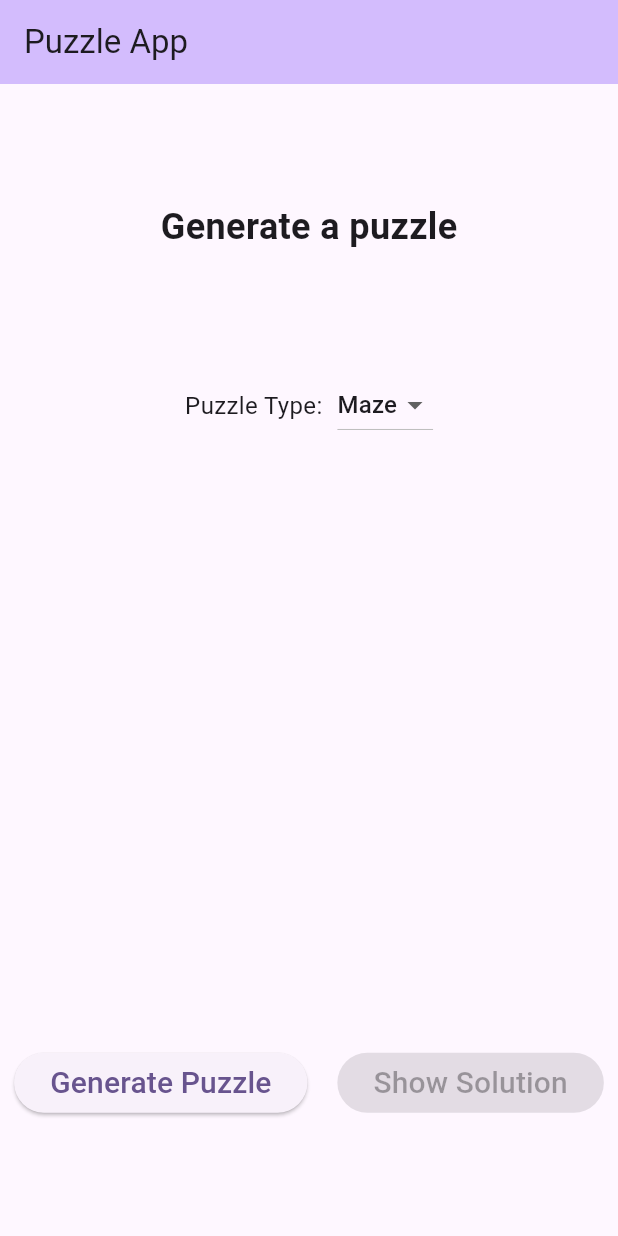
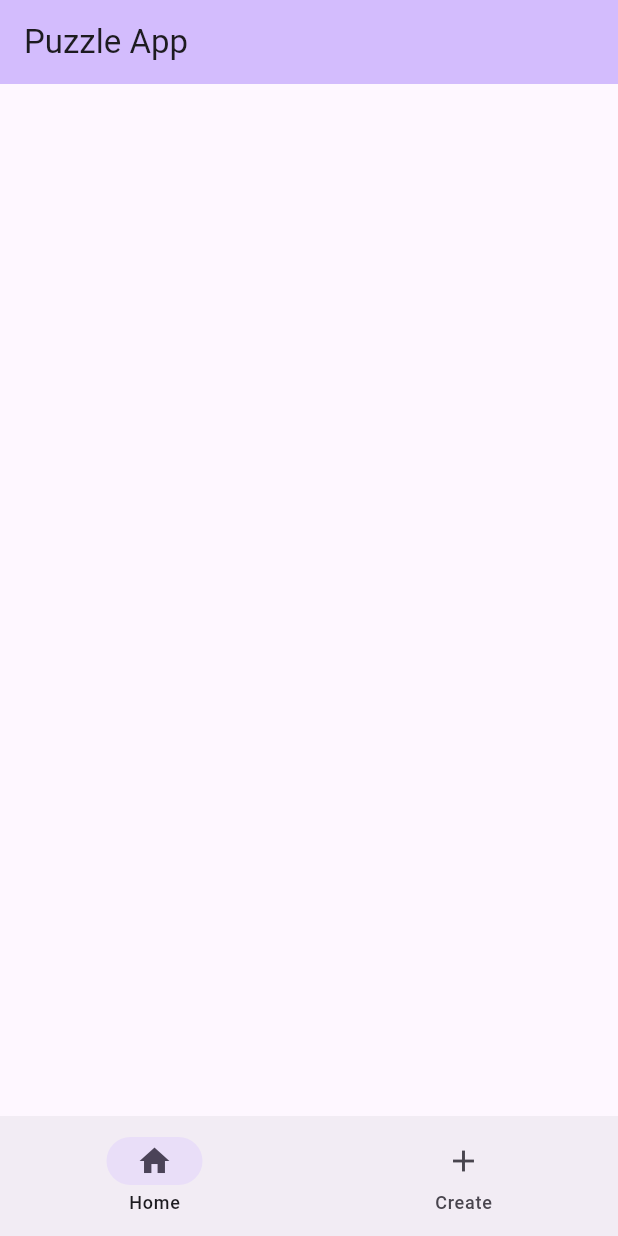
Before and after one commit to J164/puzzles-app, a Flutter app: the screen it shows after launch, on a phone screen of 412 x 824 dp. Run offline on Flutter 3.47's test engine with Material 3 defaults, Android fonts, the phone set to English and light mode, and no system bars.

Commit message:
split app into pages

```diff
--- a/lib/main.dart
+++ b/lib/main.dart
@@ -1,16 +1,13 @@
-import 'dart:convert';
-import 'dart:math';
-
 import 'package:flutter/material.dart';
-
-import 'package:http/http.dart' as http;
+import 'package:puzzle_app/pages/create.dart';
+import 'package:puzzle_app/pages/home.dart';
 
 void main() {
-  runApp(const MyApp());
+  runApp(const App());
 }
 
-class MyApp extends StatelessWidget {
-  const MyApp({super.key});
+class App extends StatelessWidget {
+  const App({super.key});
 
   @override
   Widget build(BuildContext context) {
@@ -20,150 +17,37 @@ class MyApp extends StatelessWidget {
         colorScheme: ColorScheme.fromSeed(seedColor: Colors.deepPurple),
         useMaterial3: true,
       ),
-      home: const MyHomePage(title: 'Puzzle App'),
+      home: const Container(),
     );
   }
 }
 
-class MyHomePage extends StatefulWidget {
-  const MyHomePage({super.key, required this.title});
-
-  final String title;
+class Container extends StatefulWidget {
+  const Container({super.key});
 
   @override
-  State<MyHomePage> createState() => _MyHomePageState();
+  State<Container> createState() => _ContainerState();
 }
 
-class Puzzle {
-  final String unsolved;
-  final String solved;
-
-  const Puzzle({
-    required this.unsolved,
-    required this.solved,
-  });
-
-  factory Puzzle.fromJson(Map<String, dynamic> json) {
-    return switch (json) {
-      {
-        'solved': String solved,
-        'unsolved': String unsolved,
-      } =>
-        Puzzle(
-          unsolved: unsolved,
-          solved: solved,
-        ),
-      _ => throw const FormatException('Failed to load puzzle'),
-    };
-  }
-}
-
-class _MyHomePageState extends State<MyHomePage> {
-  String _selectedPuzzle = 'maze';
-  bool _showSolution = false;
-  Image? _unsolved;
-  Image? _solved;
-
-  void _puzzleSelectCallback(Object? selectedPuzzle) {
-    if (selectedPuzzle is String) {
-      setState(() {
-        _selectedPuzzle = selectedPuzzle;
-      });
-    }
-  }
-
-  void _toggleSolution() {
-    setState(() {
-      _showSolution = !_showSolution;
-    });
-  }
-
-  Future<http.Response> _fetchPuzzle() {
-    return http
-        .get(Uri.parse('http://127.0.0.1:8080/$_selectedPuzzle?width=50'));
-  }
-
-  Future<void> _generatePuzzle() async {
-    http.Response res = await _fetchPuzzle();
-
-    if (res.statusCode == 200) {
-      var Puzzle(:unsolved, :solved) = Puzzle.fromJson(jsonDecode(res.body));
-
-      setState(() {
-        _showSolution = false;
-        _unsolved = Image.network(
-            'https://puzzles-db.j164.workers.dev/api/images/?key=$unsolved');
-        _solved = Image.network(
-            'https://puzzles-db.j164.workers.dev/api/images/?key=$solved');
-      });
-    } else {
-      throw Exception('Failed to fetch puzzle');
-    }
-  }
+class _ContainerState extends State<Container> {
+  int index = 0;
+  final pages = [const HomePage(), const CreatePage()];
 
   @override
-  Widget build(BuildContext context) {
-    double screenHeight = MediaQuery.of(context).size.height;
-    double screenWidth = MediaQuery.of(context).size.width;
-
-    double imageSize = min(screenHeight, screenWidth) * 0.6;
-
-    return Scaffold(
-        appBar: AppBar(
-          backgroundColor: Theme.of(context).colorScheme.inversePrimary,
-          title: Text(widget.title),
-        ),
-        body: Center(
-            child: Column(
-          mainAxisAlignment: MainAxisAlignment.spaceEvenly,
-          children: [
-            const Text(
-              "Generate a puzzle",
-              style: TextStyle(fontSize: 24, fontWeight: FontWeight.bold),
-            ),
-            Row(
-              mainAxisAlignment: MainAxisAlignment.center,
-              children: <Widget>[
-                const Text(
-                  'Puzzle Type:',
-                  style: TextStyle(fontSize: 16),
-                ),
-                const SizedBox(width: 10),
-                DropdownButton(items: const [
-                  DropdownMenuItem(value: 'maze', child: Text('Maze')),
-                  // DropdownMenuItem(value: 'nonogram', child: Text('Nonogram')),
-                  // DropdownMenuItem(value: 'sudoku', child: Text('Sudoku')),
-                ], value: _selectedPuzzle, onChanged: _puzzleSelectCallback)
-              ],
-            ),
-            Row(
-              mainAxisAlignment: MainAxisAlignment.center,
-              children: [
-                SizedBox(
-                  width: imageSize,
-                  height: imageSize,
-                  child: _showSolution ? _solved : _unsolved,
-                ),
-              ],
-            ),
-            Row(mainAxisAlignment: MainAxisAlignment.center, children: [
-              ElevatedButton(
-                  onPressed: _generatePuzzle,
-                  child: const Text(
-                    "Generate Puzzle",
-                    style: TextStyle(fontSize: 20),
-                  )),
-              const SizedBox(
-                width: 20,
-              ),
-              ElevatedButton(
-                  onPressed: _unsolved is Image ? _toggleSolution : null,
-                  child: Text(
-                    _showSolution ? "Hide Solution" : "Show Solution",
-                    style: const TextStyle(fontSize: 20),
-                  )),
-            ]),
-          ],
-        )));
-  }
+  Widget build(BuildContext context) => Scaffold(
+      appBar: AppBar(
+        backgroundColor: Theme.of(context).colorScheme.inversePrimary,
+        title: const Text('Puzzle App'),
+      ),
+      body: pages[index],
+      bottomNavigationBar: NavigationBar(
+        selectedIndex: index,
+        onDestinationSelected: (index) => setState(() {
+          this.index = index;
+        }),
+        destinations: const [
+          NavigationDestination(icon: Icon(Icons.home), label: 'Home'),
+          NavigationDestination(icon: Icon(Icons.add), label: 'Create'),
+        ],
+      ));
 }
--- /dev/null
+++ b/lib/modules/puzzle.dart
@@ -0,0 +1,23 @@
+class Puzzle {
+  final String unsolved;
+  final String solved;
+
+  const Puzzle({
+    required this.unsolved,
+    required this.solved,
+  });
+
+  factory Puzzle.fromJson(Map<String, dynamic> json) {
+    return switch (json) {
+      {
+        'solved': String solved,
+        'unsolved': String unsolved,
+      } =>
+        Puzzle(
+          unsolved: unsolved,
+          solved: solved,
+        ),
+      _ => throw const FormatException('Failed to load puzzle'),
+    };
+  }
+}
--- /dev/null
+++ b/lib/pages/home.dart
@@ -0,0 +1,13 @@
+import 'package:flutter/material.dart';
+
+class HomePage extends StatefulWidget {
+  const HomePage({super.key});
+
+  @override
+  State<HomePage> createState() => _HomePageState();
+}
+
+class _HomePageState extends State<HomePage> {
+  @override
+  Widget build(BuildContext context) => const Scaffold();
+}
```
Also changed, not shown: lib/pages/create.dart (added, +116 -0 lines), 1 other file.
